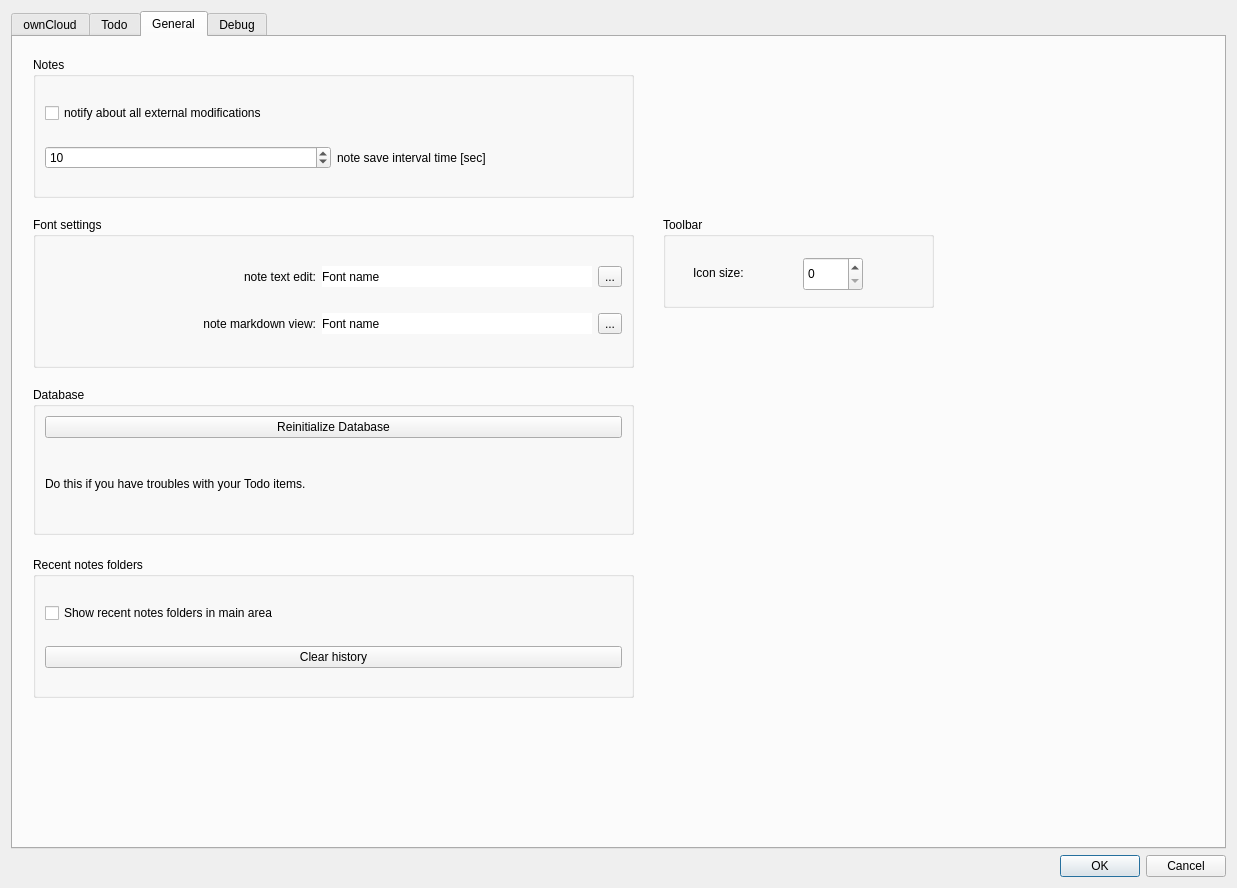
Above: src/dialogs/settingsdialog.ui from pbek/QOwnNotes before the change. Below: the same form after it.
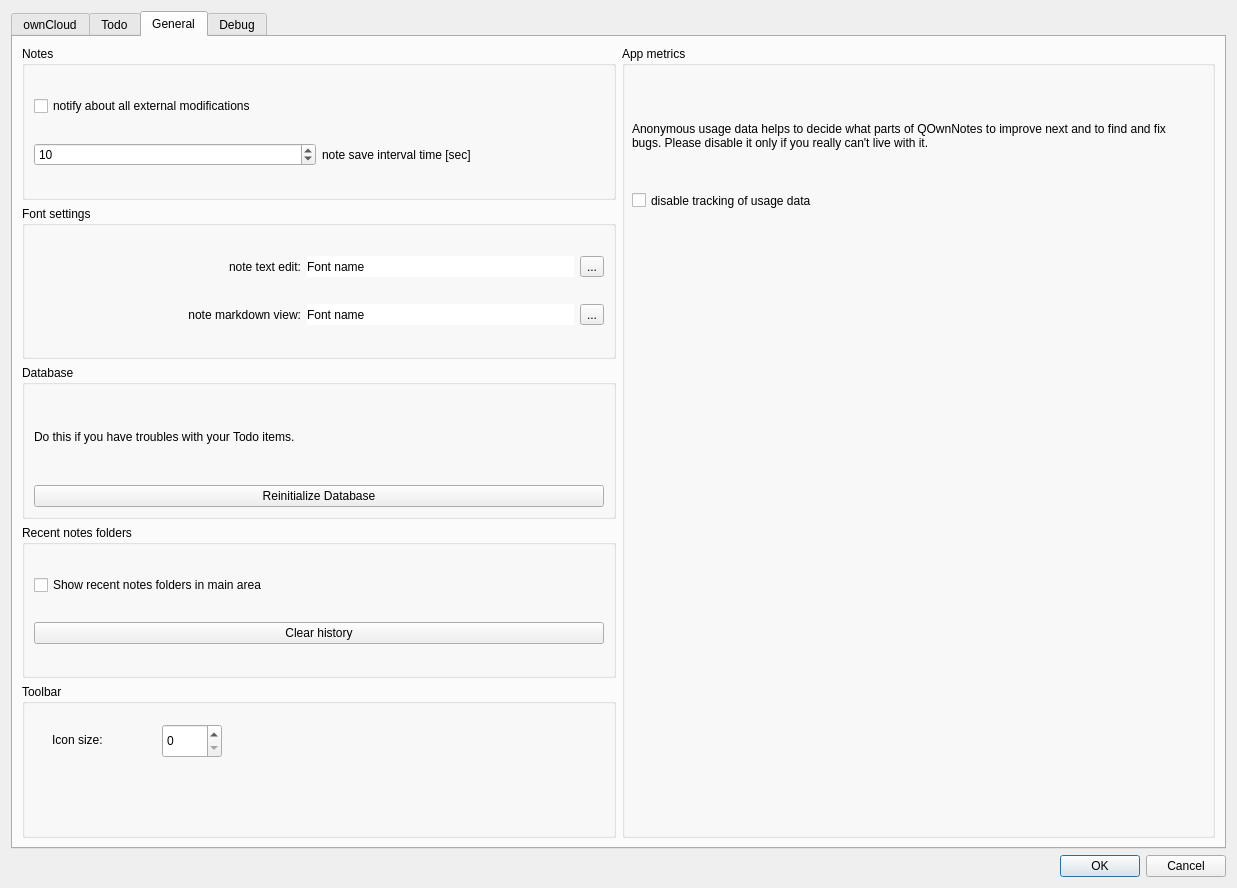
That is the form after the change. The open tabs and pages were chosen to show the change. Icons and pictures are not drawn. Custom widgets are drawn as their Qt base class.

Commit message: implemented app metrics settings

The edit to the form file:
```diff
--- a/src/dialogs/settingsdialog.ui
+++ b/src/dialogs/settingsdialog.ui
@@ -629,14 +629,19 @@
         <attribute name="title">
          <string>General</string>
         </attribute>
+        <layout class="QHBoxLayout" name="horizontalLayout">
+         <item>
+          <layout class="QVBoxLayout" name="verticalLayout_4" stretch="0,0,0,0,0">
+           <property name="leftMargin">
+            <number>0</number>
+           </property>
+           <item>
         <widget class="QGroupBox" name="groupBox">
-         <property name="geometry">
-          <rect>
-           <x>20</x>
-           <y>20</y>
-           <width>601</width>
-           <height>141</height>
-          </rect>
+             <property name="sizePolicy">
+              <sizepolicy hsizetype="Minimum" vsizetype="Preferred">
+               <horstretch>0</horstretch>
+               <verstretch>0</verstretch>
+              </sizepolicy>
          </property>
          <property name="title">
           <string>Notes</string>
@@ -687,14 +692,14 @@
           </item>
          </layout>
         </widget>
+           </item>
+           <item>
         <widget class="QGroupBox" name="groupBox_2">
-         <property name="geometry">
-          <rect>
-           <x>20</x>
-           <y>180</y>
-           <width>601</width>
-           <height>151</height>
-          </rect>
+             <property name="sizePolicy">
+              <sizepolicy hsizetype="Minimum" vsizetype="Preferred">
+               <horstretch>0</horstretch>
+               <verstretch>0</verstretch>
+              </sizepolicy>
          </property>
          <property name="title">
           <string>Font settings</string>
@@ -766,26 +771,19 @@
           </item>
          </layout>
         </widget>
+           </item>
+           <item>
         <widget class="QGroupBox" name="groupBox_3">
-         <property name="geometry">
-          <rect>
-           <x>20</x>
-           <y>350</y>
-           <width>601</width>
-           <height>148</height>
-          </rect>
+             <property name="sizePolicy">
+              <sizepolicy hsizetype="Minimum" vsizetype="Preferred">
+               <horstretch>0</horstretch>
+               <verstretch>0</verstretch>
+              </sizepolicy>
          </property>
          <property name="title">
           <string>Database</string>
          </property>
          <layout class="QVBoxLayout" name="verticalLayout_2">
-          <item>
-           <widget class="QPushButton" name="reinitializeDatabaseButton">
-            <property name="text">
-             <string>Reinitialize Database</string>
-            </property>
-           </widget>
-          </item>
           <item>
            <widget class="QLabel" name="reinitializeDatabaseLabel">
             <property name="text">
@@ -796,16 +794,23 @@
             </property>
            </widget>
           </item>
-         </layout>
-        </widget>
+              <item>
+               <widget class="QPushButton" name="reinitializeDatabaseButton">
+                <property name="text">
+                 <string>Reinitialize Database</string>
+                </property>
+               </widget>
+              </item>
+             </layout>
+            </widget>
+           </item>
+           <item>
         <widget class="QGroupBox" name="groupBox_4">
-         <property name="geometry">
-          <rect>
-           <x>20</x>
-           <y>520</y>
-           <width>601</width>
-           <height>141</height>
-          </rect>
+             <property name="sizePolicy">
+              <sizepolicy hsizetype="Minimum" vsizetype="Preferred">
+               <horstretch>0</horstretch>
+               <verstretch>0</verstretch>
+              </sizepolicy>
          </property>
          <property name="title">
           <string>Recent notes folders</string>
@@ -830,15 +835,9 @@
           </item>
          </layout>
         </widget>
+           </item>
+           <item>
         <widget class="QGroupBox" name="groupBox_6">
-         <property name="geometry">
-          <rect>
-           <x>650</x>
-           <y>180</y>
-           <width>271</width>
-           <height>91</height>
-          </rect>
-         </property>
          <property name="title">
           <string>Toolbar</string>
          </property>
@@ -866,6 +865,68 @@
           </property>
          </widget>
         </widget>
+           </item>
+          </layout>
+         </item>
+         <item>
+          <layout class="QVBoxLayout" name="verticalLayout_5">
+           <property name="leftMargin">
+            <number>0</number>
+           </property>
+           <item>
+            <widget class="QGroupBox" name="appMetricsGroupBox">
+             <property name="title">
+              <string>App metrics</string>
+             </property>
+             <widget class="QLabel" name="appMetricsLabel">
+              <property name="geometry">
+               <rect>
+                <x>10</x>
+                <y>40</y>
+                <width>561</width>
+                <height>100</height>
+               </rect>
+              </property>
+              <property name="sizePolicy">
+               <sizepolicy hsizetype="Minimum" vsizetype="Minimum">
+                <horstretch>0</horstretch>
+                <verstretch>0</verstretch>
+               </sizepolicy>
+              </property>
+              <property name="minimumSize">
+               <size>
+                <width>0</width>
+                <height>0</height>
+               </size>
+              </property>
+              <property name="text">
+               <string>Anonymous usage data helps to decide what parts of QOwnNotes to improve next and to find and fix bugs. Please disable it only if you really can't live with it.</string>
+              </property>
+              <property name="scaledContents">
+               <bool>false</bool>
+              </property>
+              <property name="wordWrap">
+               <bool>true</bool>
+              </property>
+             </widget>
+             <widget class="QCheckBox" name="appMetricsCheckBox">
+              <property name="geometry">
+               <rect>
+                <x>10</x>
+                <y>140</y>
+                <width>521</width>
+                <height>29</height>
+               </rect>
+              </property>
+              <property name="text">
+               <string>disable tracking of usage data</string>
+              </property>
+             </widget>
+            </widget>
+           </item>
+          </layout>
+         </item>
+        </layout>
        </widget>
        <widget class="QWidget" name="tab">
         <attribute name="title">
```
Left out of the diff: 2 changed lines with no effect on the pictures. Lines whose indentation alone changed are shown as unchanged. The commit also changes 3 other files.
